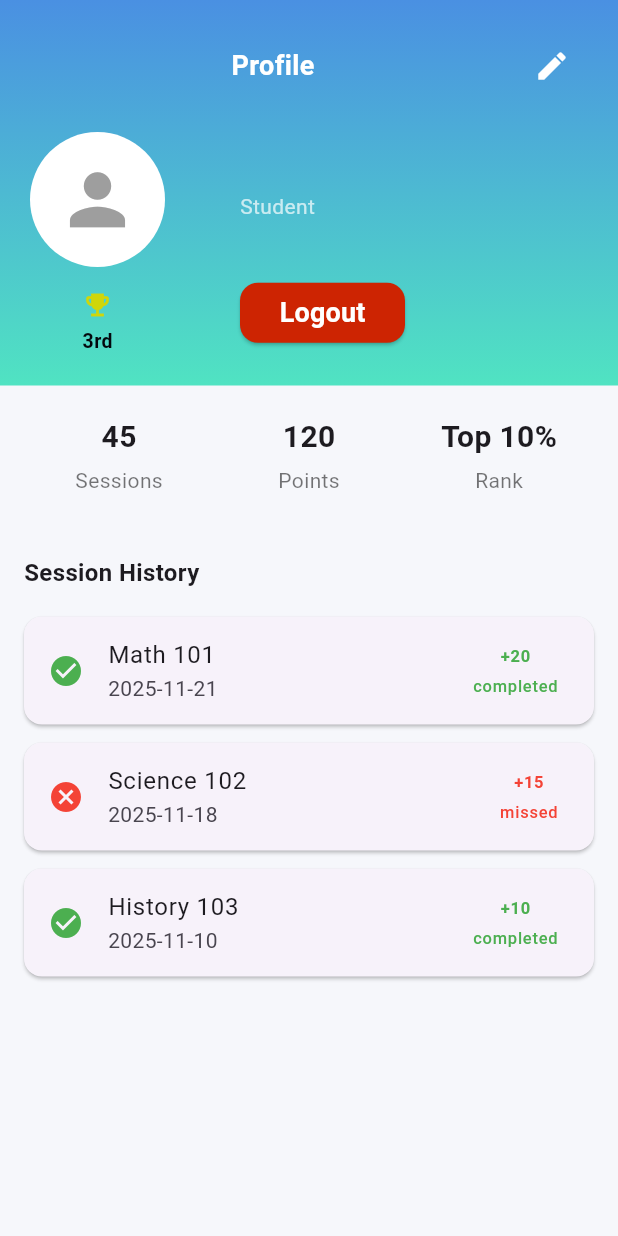
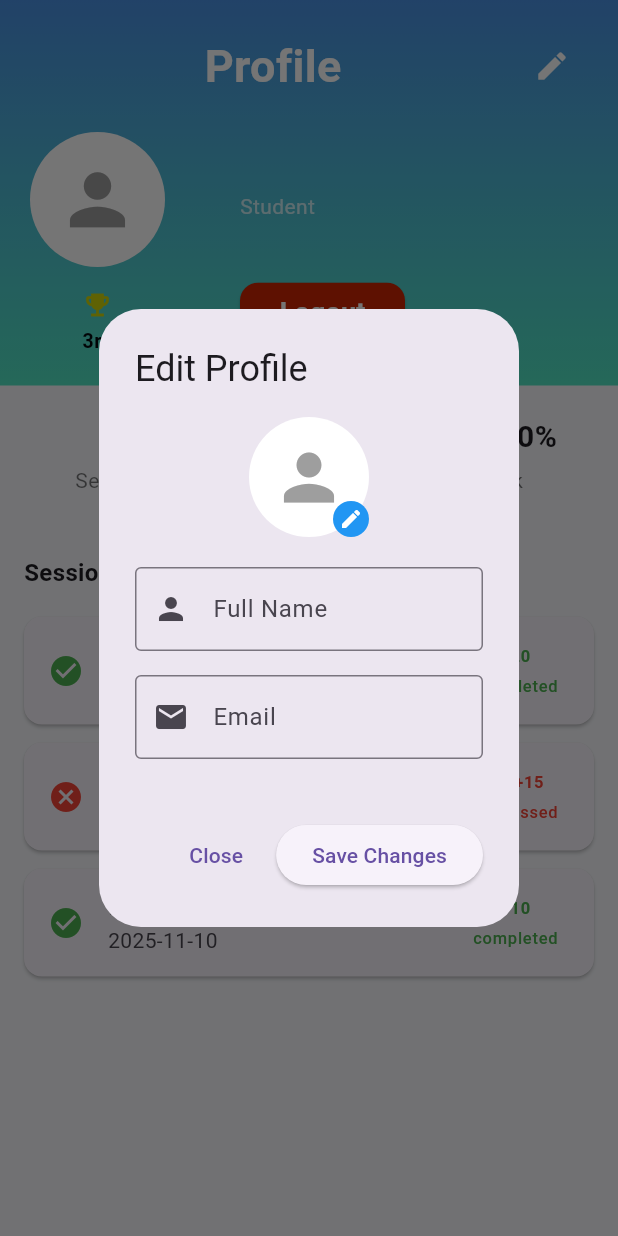
Before and after one commit to Sharif2138/ClassBizz-app, a Flutter app: the StudentProfileScreen screen opened directly, after a tap on the "edit" icon, on a phone screen of 412 x 824 dp. Run offline on Flutter 3.47's test engine with Material 3 defaults, Android fonts, the phone set to English and light mode, and no system bars; our stand-ins replace cloud_firestore, firebase_auth, firebase_core; accounts and stored records are empty; network calls fail.

Commit message:
Student Profile UI Design updated and improved

```diff
--- a/lib/screens/student/student_profile_screen.dart
+++ b/lib/screens/student/student_profile_screen.dart
@@ -23,7 +23,7 @@ class StudentProfileScreen extends StatelessWidget {
               // ----- STATS ROW -----
               const Padding(
                 padding: EdgeInsets.symmetric(horizontal: 16),
-                child: const _StatsRow(),
+                child: _StatsRow(),
               ),
 
               const SizedBox(height: 20),
@@ -183,6 +183,147 @@ class _ProfileHeader extends StatelessWidget {
   final user;
   const _ProfileHeader({this.user});
 
+  // Logout confirmation dialog
+  void _showLogoutDialog(BuildContext context) {
+    showDialog(
+      context: context,
+      builder: (BuildContext context) {
+        return AlertDialog(
+          title: const Text("Logout Confirmation"),
+          content: const Text("Are you sure you want to logout?"),
+          actions: [
+            TextButton(
+              onPressed: () {
+                Navigator.of(context).pop(); // Close dialog
+              },
+              child: const Text("Cancel"),
+            ),
+            TextButton(
+              onPressed: () {
+                Navigator.of(context).pop(); // Close dialog
+                final auth = context.read<AuthProvider>();
+                auth.signOut(); // Proceed with logout
+              },
+              child: const Text(
+                "Logout",
+                style: TextStyle(color: Colors.red),
+              ),
+            ),
+          ],
+        );
+      },
+    );
+  }
+
+
+  // Edit profile functionality
+  void _editProfile(BuildContext context) {
+    final TextEditingController nameController =
+      TextEditingController(text: user?.displayName ?? '');
+    final TextEditingController emailController =
+      TextEditingController(text: user?.email ?? '');
+
+    showDialog(
+      context: context,
+      builder: (BuildContext context) {
+        return AlertDialog(
+          title: const Text("Edit Profile"),
+          content: SingleChildScrollView(
+            child: Column(
+              mainAxisSize: MainAxisSize.min,
+              children: [
+                GestureDetector(
+                  onTap: () {},
+
+                  child: Stack(
+                    children: [
+                      const CircleAvatar(
+                        radius: 40,
+                        backgroundColor: Colors.white,
+                        child: Icon(Icons.person, size: 50, color: Colors.grey,),
+                      ),
+                      Positioned(
+                        bottom: 0,
+                        right: 0,
+                        child: Container(
+                          padding: const EdgeInsets.all(4),
+                          decoration: const BoxDecoration(
+                            color: Colors.blue,
+                            shape: BoxShape.circle
+                          ),
+                          child: const Icon(Icons.edit, size: 16,color: Colors.white,),
+                        ),
+                      )
+                    ],
+                  ),
+                ),
+                const SizedBox(height: 20),
+
+                TextFormField(
+                  controller: nameController,
+                  decoration: const InputDecoration(
+                    labelText: 'Full Name',
+                    prefixIcon: Icon(Icons.person),
+                    border: OutlineInputBorder() ,
+                  ),
+                ),
+                const SizedBox(height: 16),
+
+                TextFormField(
+                  controller: emailController,
+                  decoration: const InputDecoration(
+                    labelText: 'Email',
+                    prefixIcon: Icon(Icons.email),
+                    border: OutlineInputBorder(),
+                  ),
+                  keyboardType: TextInputType.emailAddress,
+                ),
+
+                const SizedBox(height: 16),
+
+
+              ],
+            ),
+          ),
+          actions: [
+            TextButton(
+              onPressed: () {
+                Navigator.of(context).pop();
+              },
+              child: const Text("Close"),
+            ),
+            ElevatedButton(onPressed: () {
+              _saveProfileChanges(
+                context,
+                nameController.text,
+                emailController.text
+              );
+            },
+             child: const Text("Save Changes"),
+            ) ,
+          ],
+        );
+      },
+    );
+  }
+
+  void _saveProfileChanges(
+    BuildContext context,
+    String newName,
+    String newEmail,
+  ) {
+
+    ScaffoldMessenger.of(context).showSnackBar(
+      const SnackBar(
+        content: Text('Profile updated successfully!'),
+        backgroundColor: Colors.green,
+      ),
+    );
+
+    Navigator.of(context).pop();
+
+}
+
   @override
   Widget build(BuildContext context) {
     return Container(
@@ -205,13 +346,13 @@ class _ProfileHeader extends StatelessWidget {
                   "Profile",
                   style: TextStyle(
                     color: Colors.white,
-                    fontSize: 18,
+                    fontSize: 30,
                     fontWeight: FontWeight.w600,
                   ),
                 ),
                 const Spacer(),
                 IconButton(
-                  onPressed: () {},
+                  onPressed: () => _editProfile(context),
                   icon: const Icon(Icons.edit, color: Colors.white),
                 ),
               ],
@@ -264,14 +405,13 @@ class _ProfileHeader extends StatelessWidget {
                       style: const TextStyle(color: Colors.white70),
                     ),
                     const SizedBox(height: 20),
-                    SizedBox(
+                    Align(
+                      alignment: Alignment.centerRight,
+                      child:SizedBox(
                       width: 110,
                       height: 40,
                       child: ElevatedButton(
-                        onPressed: () {
-                          final auth = context.read<AuthProvider>();
-                          auth.signOut();
-                        },
+                        onPressed: ()  => _showLogoutDialog (context),
                         style: ElevatedButton.styleFrom(
                           backgroundColor: const Color.fromARGB(
                             255,
@@ -291,6 +431,7 @@ class _ProfileHeader extends StatelessWidget {
                             fontWeight: FontWeight.w600,
                           ),
                         ),
+                        ),
                       ),
                     ),
                   ],
```
